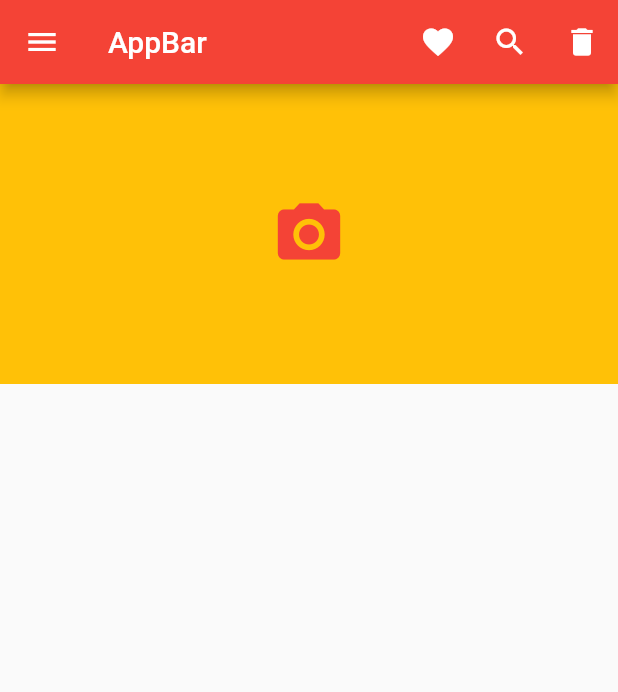
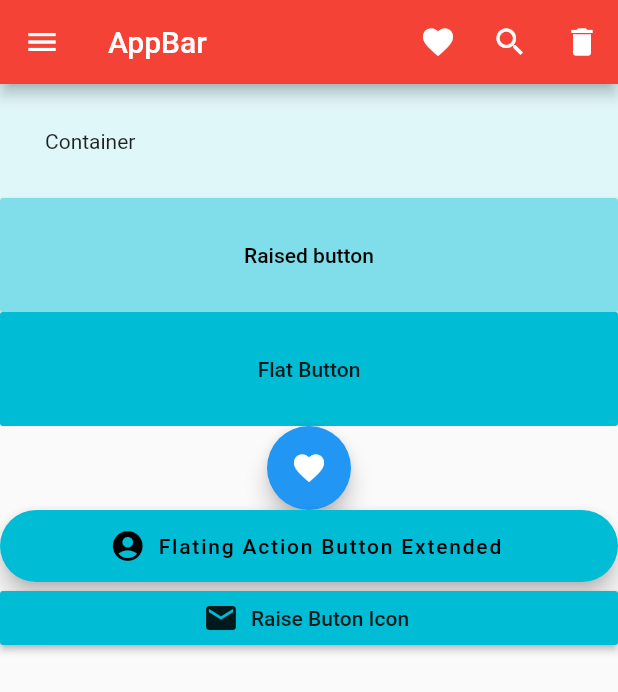
Before and after one commit to LeopoldoIII/myanime_card, a Flutter app: the screen it shows after launch, on a phone screen of 412 x 824 dp. Shown: the top 692 px of the screen. Run offline on Flutter 3.47's test engine with Material 2 defaults, Android fonts, the phone set to English and light mode, and no system bars.

Commit message:
example buttons

```diff
--- a/lib/main.dart
+++ b/lib/main.dart
@@ -30,15 +30,50 @@ class MyApp extends StatelessWidget {
             ),
           ],
         ),
-        body: Container(
-          height: 200.0,
-          width: 600.0,
-          color: Colors.amber,
-          child: const Icon(
-            Icons.camera_alt,
-            size: 50.0,
-            color: Colors.red,
-          ),
+        body: Column(
+          mainAxisAlignment: MainAxisAlignment.start,
+          crossAxisAlignment: CrossAxisAlignment.stretch,
+          children: <Widget>[
+            Container(
+              padding: EdgeInsets.all(30.0),
+              color: Colors.cyan[50],
+              child: Text('Container'),
+            ),
+            RaisedButton(
+              padding: EdgeInsets.all(30.0),
+              color: Colors.cyan.shade200,
+              onPressed: () {
+                print('Raised button');
+              },
+              child: const Text('Raised button',
+                  style: TextStyle(color: Colors.black)),
+            ),
+            FlatButton(
+                padding: EdgeInsets.all(30.0),
+                color: Colors.cyan,
+                onPressed: () {
+                  print('Flat Button');
+                },
+                child: Text('Flat Button')),
+            FloatingActionButton(
+              onPressed: () {
+                print('Floating Actions Buttton');
+              },
+              child: Icon(Icons.favorite),
+            ),
+            FloatingActionButton.extended(
+              backgroundColor: Colors.cyan,
+              foregroundColor: Colors.black,
+              onPressed: () {},
+              label: Text('Flating Action Button Extended'),
+              icon: Icon(Icons.account_circle),
+            ),
+            RaisedButton.icon(
+                color: Colors.cyan,
+                onPressed: () {},
+                icon: Icon(Icons.mail),
+                label: Text('Raise Buton Icon')),
+          ],
         ),
       ),
     );
```
